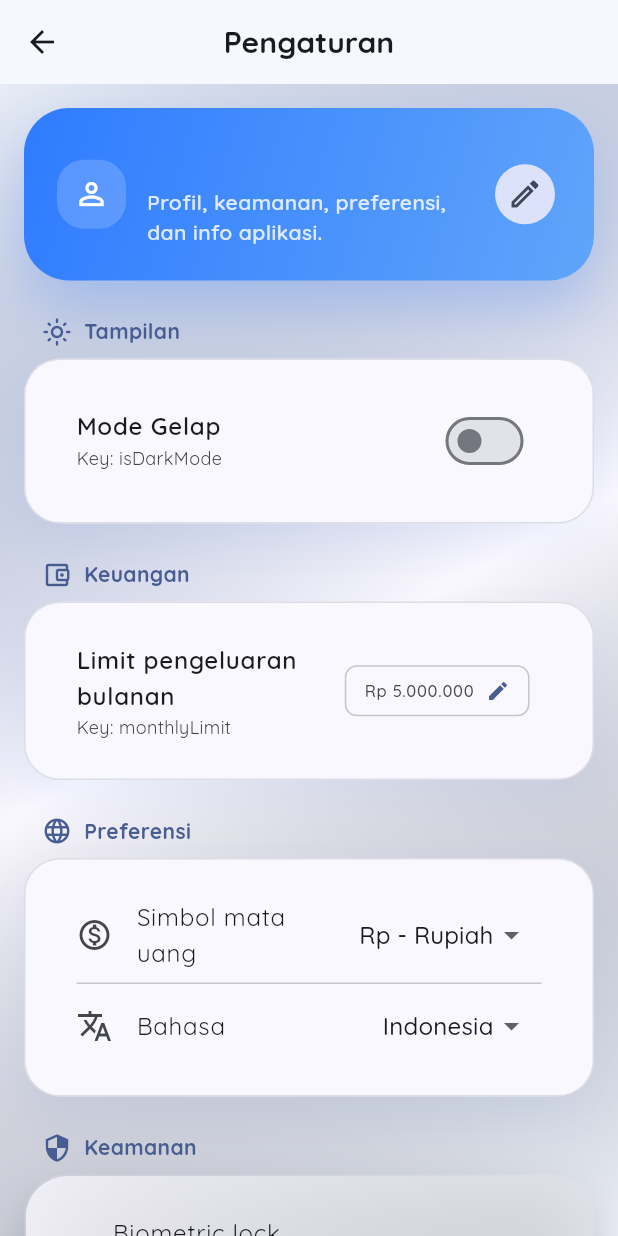
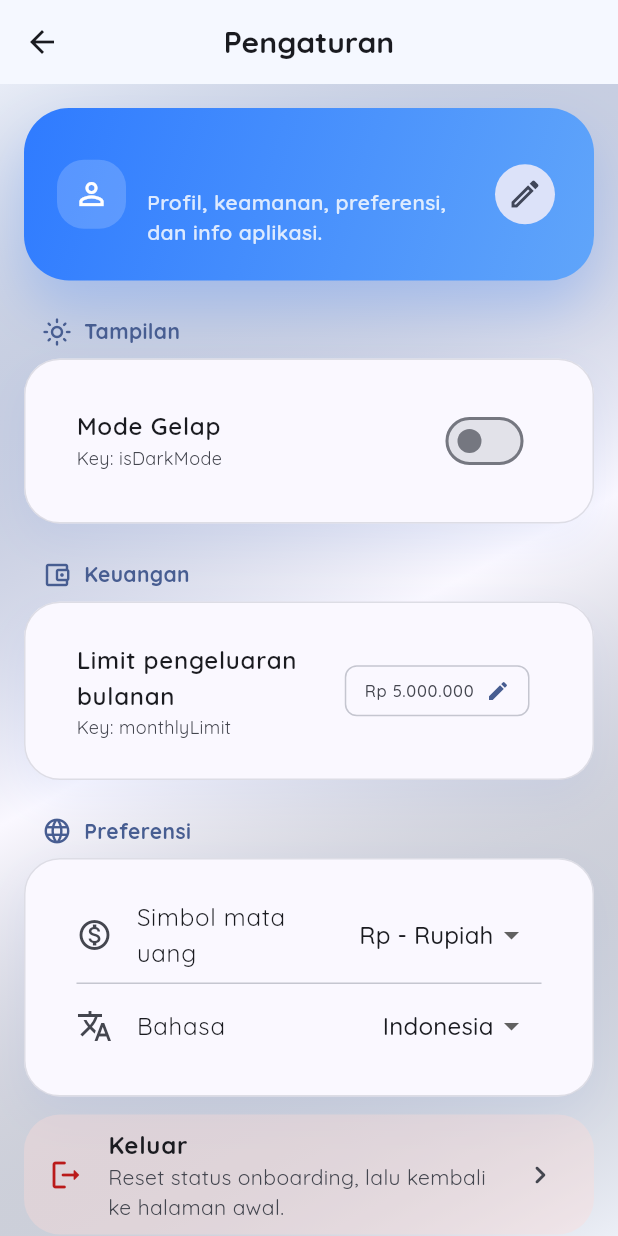
Before and after one commit to adbayu/DompetKu, a Flutter app: the HomeScreen screen opened directly, after a tap on the "notifications none" icon, on a phone screen of 412 x 824 dp. Run offline on Flutter 3.47's test engine with Material 3 defaults, Android fonts, the phone set to English and light mode, and no system bars; drawn by our look-alikes of flutter_animate; our stand-ins replace fl_chart, google_fonts, local_auth, lottie, shared_preferences, sqflite and 1 more; accounts and stored records are empty.

Commit message:
feat : hapus widget gk guna

```diff
--- a/lib/screens/settings_screen.dart
+++ b/lib/screens/settings_screen.dart
@@ -304,63 +304,6 @@ class _SettingsScreenState extends State<SettingsScreen> {
             ),
           ),
 
-          _buildHeader(Icons.security, _t(isEn, 'Keamanan', 'Security')),
-          GlassPanel(
-            child: Column(
-              crossAxisAlignment: CrossAxisAlignment.start,
-              children: [
-                ListTile(
-                  contentPadding: EdgeInsets.zero,
-                  leading: Icon(Icons.fingerprint, color: colorScheme.primary),
-                  title: Text(_t(isEn, 'Biometric lock', 'Biometric lock')),
-                  subtitle: Text(
-                    _t(
-                      isEn,
-                      'Cek dukungan sidik jari/face unlock untuk keamanan aplikasi.',
-                      'Check fingerprint/face unlock support for app security.',
-                    ),
-                  ),
-                  trailing: FilledButton(
-                    onPressed: () => _checkBiometric(isEn),
-                    child: Text(_t(isEn, 'Cek', 'Check')),
-                  ),
-                ),
-              ],
-            ),
-          ),
-
-          _buildHeader(Icons.info_outline, _t(isEn, 'Lainnya', 'Others')),
-          Card(
-            elevation: 0,
-            color: colorScheme.surface,
-            child: ListTile(
-              title: Text(
-                _t(isEn, 'SharedPreferences aktif', 'SharedPreferences active'),
-                style: const TextStyle(fontWeight: FontWeight.w600),
-              ),
-              subtitle: Text(
-                'isFirstTimeOpen: ${provider.isFirstTimeOpen}',
-                style: const TextStyle(fontSize: 12),
-              ),
-              trailing: Container(
-                padding: const EdgeInsets.symmetric(
-                  horizontal: 12,
-                  vertical: 4,
-                ),
-                decoration: BoxDecoration(
-                  color: colorScheme.primaryContainer,
-                  borderRadius: BorderRadius.circular(12),
-                ),
-                child: Text(
-                  _t(isEn, 'Aktif', 'Active'),
-                  style: TextStyle(
-                    color: colorScheme.onPrimaryContainer,
-                    fontWeight: FontWeight.bold,
-                  ),
-                ),
-              ),
-            ),
-          ),
           const SizedBox(height: 12),
           Card(
             elevation: 0,
```
